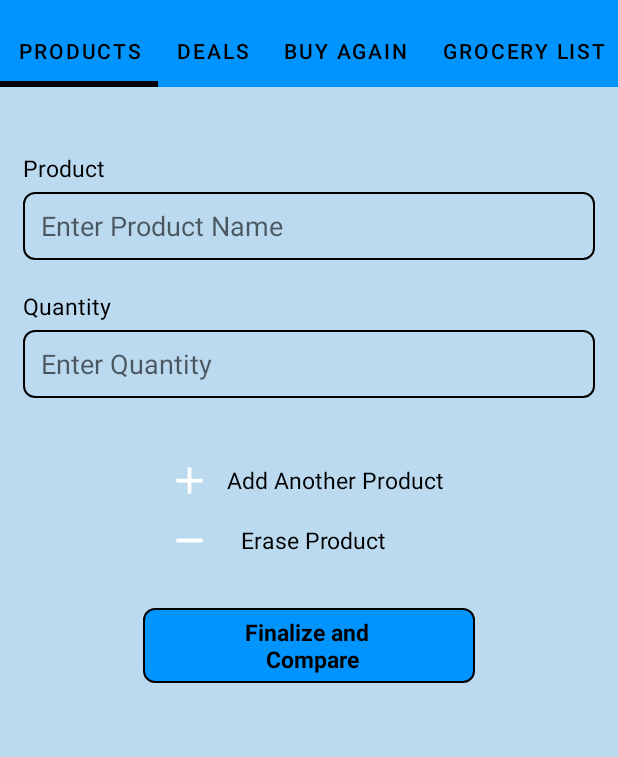
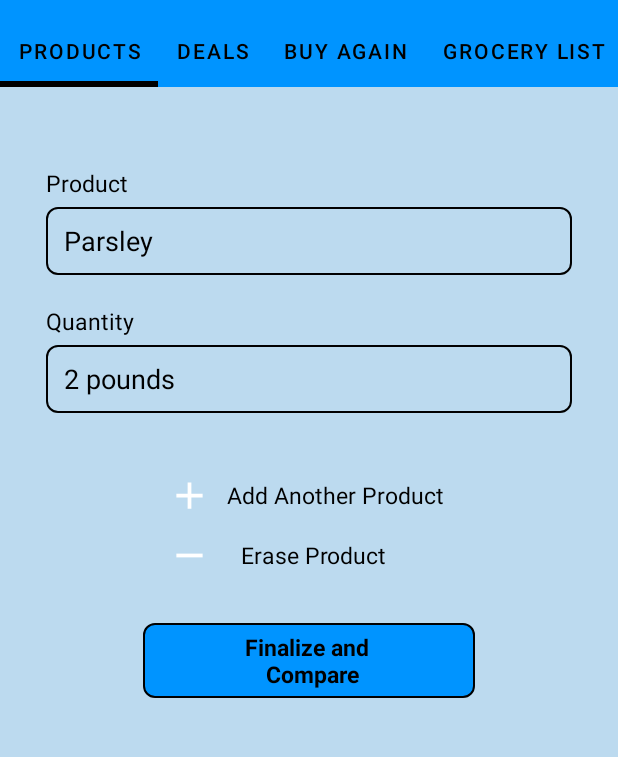
Before and after one commit to phayzeee/Smart_Shopper, an Android app: the GroceryListFragment screen opened through its navigation route, on a phone screen of 412 x 824 dp, the part 69-826 px from its top. Run offline under Robolectric (Android 15) with nearby library versions, the phone set to English and light mode, and no system bars; our stand-ins replace Room's generated code; libraries missing offline, so code that uses them is left out: www.sanju.motiontoast.

Commit message:
faizan commit

```diff
--- /dev/null
+++ b/app/src/main/java/com/smartshopper/smart_shopper/adapter/GroceryListAdapter.kt
@@ -0,0 +1,54 @@
+package com.smartshopper.smart_shopper.adapter
+
+import android.content.Context
+import android.view.LayoutInflater
+import android.view.View
+import android.view.ViewGroup
+import androidx.recyclerview.widget.RecyclerView
+import com.smartshopper.smart_shopper.R
+import com.smartshopper.smart_shopper.database.GroceryEntities
+import com.smartshopper.smart_shopper.database.ProductEntities
+import com.smartshopper.smart_shopper.databinding.RowGroceryListBinding
+import com.smartshopper.smart_shopper.model.GroceryDate
+import com.smartshopper.smart_shopper.model.GroceryList
+
+class GroceryListAdapter(val context: Context) :
+    RecyclerView.Adapter<GroceryListAdapter.ViewHolder>() {
+
+    var groceryItemList = ArrayList<GroceryEntities>()
+
+    fun updateData(list : ArrayList<GroceryEntities>){
+        groceryItemList.clear()
+        groceryItemList.addAll(list)
+        notifyDataSetChanged()
+    }
+
+    inner class ViewHolder(itemView: View) : RecyclerView.ViewHolder(itemView) {
+        val binding = RowGroceryListBinding.bind(itemView)
+    }
+
+    override fun onCreateViewHolder(parent: ViewGroup, viewType: Int): GroceryListAdapter.ViewHolder {
+        val v = LayoutInflater.from(parent.context)
+            .inflate(R.layout.row_grocery_list, parent, false)
+        return ViewHolder(v)
+    }
+
+    override fun onBindViewHolder(holder: GroceryListAdapter.ViewHolder, position: Int) {
+        var currentItem = groceryItemList[position]
+        with(holder){
+            binding.etProductName.setText(currentItem.productName)
+            if (currentItem.quantity.isNullOrEmpty()){
+                binding.etQuantity.setText("")
+            } else {
+                binding.etQuantity.setText(currentItem.quantity)
+            }
+
+        }
+    }
+
+    override fun getItemCount(): Int {
+        return groceryItemList.size
+    }
+
+
+}
--- a/app/src/main/java/com/smartshopper/smart_shopper/database/AppDatabase.kt
+++ b/app/src/main/java/com/smartshopper/smart_shopper/database/AppDatabase.kt
@@ -5,7 +5,7 @@ import androidx.room.RoomDatabase
 
 @Database(
     entities = [ProductEntities::class, DealsEntities::class, UserEntities::class, GroceryEntities::class],
-    version = 5
+    version = 7
 )
 abstract class AppDatabase : RoomDatabase() {
     abstract fun Dao(): Dao
--- a/app/src/main/java/com/smartshopper/smart_shopper/database/GroceryEntities.kt
+++ b/app/src/main/java/com/smartshopper/smart_shopper/database/GroceryEntities.kt
@@ -13,4 +13,5 @@ data class GroceryEntities(
     @ColumnInfo(name = "storeName") var storeName: String? = null,
     @ColumnInfo(name = "productName") var productName: String? = null,
     @ColumnInfo(name = "price") var price: String? = null,
+    @ColumnInfo(name = "quantity") var quantity: String? = null,
 ) : Parcelable
--- a/app/src/main/java/com/smartshopper/smart_shopper/database/ProductEntities.kt
+++ b/app/src/main/java/com/smartshopper/smart_shopper/database/ProductEntities.kt
@@ -13,4 +13,5 @@ data class ProductEntities(
     @ColumnInfo(name = "storeName") var storeName: String? = null,
     @ColumnInfo(name = "productName") var productName: String? = null,
     @ColumnInfo(name = "price") var price: String? = null,
+    @ColumnInfo(name = "quantity") var quantity: String? = null,
 ) : Parcelable
--- a/app/src/main/java/com/smartshopper/smart_shopper/model/GroceryDate.kt
+++ b/app/src/main/java/com/smartshopper/smart_shopper/model/GroceryDate.kt
@@ -3,3 +3,8 @@ package com.smartshopper.smart_shopper.model
 data class GroceryDate(
     var date: String?=null
 )
+
+data class GroceryList(
+    var product: String?= null,
+    var quantity: String? = null
+)
--- a/app/src/main/java/com/smartshopper/smart_shopper/ui/fragment/GroceryListFragment.kt
+++ b/app/src/main/java/com/smartshopper/smart_shopper/ui/fragment/GroceryListFragment.kt
@@ -8,9 +8,14 @@ import androidx.fragment.app.Fragment
 import androidx.navigation.fragment.findNavController
 import androidx.room.Room
 import com.smartshopper.smart_shopper.R
+import com.smartshopper.smart_shopper.adapter.GroceryListAdapter
+import com.smartshopper.smart_shopper.adapter.PreviousGroceryAdapter
 import com.smartshopper.smart_shopper.database.AppDatabase
+import com.smartshopper.smart_shopper.database.DealsEntities
+import com.smartshopper.smart_shopper.database.GroceryEntities
 import com.smartshopper.smart_shopper.database.ProductEntities
 import com.smartshopper.smart_shopper.databinding.FragmentGroceryListBinding
+import com.smartshopper.smart_shopper.model.GroceryList
 import com.smartshopper.smart_shopper.ui.activity.MainActivity
 import com.smartshopper.smart_shopper.utils.Constant
 import com.smartshopper.smart_shopper.utils.Utils
@@ -19,6 +24,7 @@ class GroceryListFragment : Fragment() {
 
     lateinit var binding: FragmentGroceryListBinding
     lateinit var db: AppDatabase
+    lateinit var groceryListAdapter: GroceryListAdapter
     var product = ArrayList<ProductEntities>()
     override fun onCreateView(
         inflater: LayoutInflater, container: ViewGroup?,
@@ -30,17 +36,14 @@ class GroceryListFragment : Fragment() {
 
     override fun onViewCreated(view: View, savedInstanceState: Bundle?) {
         super.onViewCreated(view, savedInstanceState)
+
         setupDb()
+        setupAdapter()
         initListener()
     }
 
     private fun initListener() = binding.run {
 
-        addGroceryBtn.isEnabled = true
-        addGroceryBtn.alpha = 1f
-
-//        etProductName.setText(db.Dao().getGrocery()[0].productName)
-//        etQuantity.setText(db.Dao().getGrocery()[0].price)
 
         addGroceryBtn.setOnClickListener {
             product.clear()
@@ -49,27 +52,18 @@ class GroceryListFragment : Fragment() {
                     ProductEntities(
                         storeName = data.storeName,
                         productName = data.productName,
-                        price = data.price
+                        price = data.price,
+                        quantity = data.quantity
                     )
                 )
             }
             db.Dao().insertProduct(product.toList())
             Utils.successToast(requireActivity(), "Added Successfully")
             findNavController().navigate(R.id.allProductFragment)
+            (activity as MainActivity).selectProductTab(4)
         }
 
         llAddAnotherProduct.setOnClickListener{
-//            product.clear()
-//            db.Dao().getGrocery().mapIndexed { index, data ->
-//                product.add(
-//                    ProductEntities(
-//                        storeName = data.storeName,
-//                        productName = data.productName,
-//                        price = data.price
-//                    )
-//                )
-//            }
-//            db.Dao().insertProduct(product.toList())
             findNavController().navigate(R.id.productFragment)
             (activity as MainActivity).selectProductTab(0)
 
@@ -77,10 +71,9 @@ class GroceryListFragment : Fragment() {
 
         llEraseProduct.setOnClickListener {
             product.clear()
-            etProductName.setText("")
-            etQuantity.setText("")
-            addGroceryBtn.isEnabled = false
-            addGroceryBtn.alpha = 0.1f
+//            etProductName.setText("")
+//            etQuantity.setText("")
+
         }
     }
 
@@ -91,4 +84,10 @@ class GroceryListFragment : Fragment() {
         ).fallbackToDestructiveMigration()
             .allowMainThreadQueries().build()
     }
+
+    private fun setupAdapter() {
+        groceryListAdapter = GroceryListAdapter(requireActivity())
+        groceryListAdapter.updateData(db.Dao().getGrocery() as ArrayList<GroceryEntities>)
+        binding.rvGroceryList.adapter = groceryListAdapter
+    }
 }
--- a/app/src/main/java/com/smartshopper/smart_shopper/ui/fragment/ProductFragment.kt
+++ b/app/src/main/java/com/smartshopper/smart_shopper/ui/fragment/ProductFragment.kt
@@ -15,6 +15,7 @@ import com.smartshopper.smart_shopper.database.GroceryEntities
 import com.smartshopper.smart_shopper.databinding.FragmentProductBinding
 import com.smartshopper.smart_shopper.model.Product
 import com.smartshopper.smart_shopper.model.Store
+import com.smartshopper.smart_shopper.ui.activity.MainActivity
 import com.smartshopper.smart_shopper.utils.Constant
 import com.smartshopper.smart_shopper.utils.Utils
 
@@ -55,9 +56,7 @@ class ProductFragment : Fragment() {
 
                 Utils.successToast(requireActivity(), "Added to Grocery List")
                 findNavController().navigate(com.smartshopper.smart_shopper.R.id.groceryListFragment)
-//                val tabLayout = findViewById(R.id.tabs) as TabLayout
-//                val tab = tabLayout.getTabAt(someIndex)
-//                tab!!.select()
+                (activity as MainActivity).selectProductTab(3)
             }
         }
     }
--- a/app/src/main/res/layout/fragment_buy_again.xml
+++ b/app/src/main/res/layout/fragment_buy_again.xml
@@ -49,7 +49,7 @@
             android:layout_width="wrap_content"
             android:layout_height="wrap_content"
             android:layout_marginTop="20dp"
-            android:text="Price"
+            android:text="Quantity"
             android:textColor="@color/black"
             android:textSize="15sp" />
 
@@ -59,7 +59,7 @@
             android:layout_height="45dp"
             android:layout_marginTop="5dp"
             android:background="@drawable/rouned_stroke"
-            android:hint="Enter Price"
+            android:hint="Enter Quantity"
             android:textColor="@color/black"
             android:enabled="false"
             android:paddingStart="12dp" />
--- a/app/src/main/res/layout/fragment_grocery_list.xml
+++ b/app/src/main/res/layout/fragment_grocery_list.xml
@@ -3,47 +3,23 @@
     xmlns:tools="http://schemas.android.com/tools"
     android:layout_width="match_parent"
     android:layout_height="match_parent"
+    xmlns:app="http://schemas.android.com/apk/res-auto"
     android:background="@color/light_bg_color"
     android:orientation="vertical"
     android:paddingHorizontal="15dp"
     android:paddingTop="23dp"
     tools:context=".ui.fragment.ProductFragment">
 
-    <TextView
-        android:layout_width="wrap_content"
+    <androidx.recyclerview.widget.RecyclerView
+        android:layout_width="match_parent"
         android:layout_height="wrap_content"
-        android:layout_marginTop="20dp"
-        android:text="Product"
-        android:textColor="@color/black"
-        android:textSize="15sp" />
+        android:id="@+id/rv_grocery_list"
+        app:layoutManager="androidx.recyclerview.widget.LinearLayoutManager"
+        tools:listitem="@layout/row_grocery_list"
+        tools:itemCount="2"
+        android:orientation="vertical"
+        />
 
-    <EditText
-        android:id="@+id/et_product_name"
-        android:layout_width="match_parent"
-        android:layout_height="45dp"
-        android:layout_marginTop="5dp"
-        android:background="@drawable/rouned_stroke"
-        android:hint="Enter Product Name"
-        android:inputType="textAutoComplete"
-        android:paddingStart="12dp" />
-
-    <TextView
-        android:layout_width="wrap_content"
-        android:layout_height="wrap_content"
-        android:layout_marginTop="20dp"
-        android:text="Quantity"
-        android:textColor="@color/black"
-        android:textSize="15sp" />
-
-    <EditText
-        android:id="@+id/et_quantity"
-        android:layout_width="match_parent"
-        android:layout_height="45dp"
-        android:layout_marginTop="5dp"
-        android:background="@drawable/rouned_stroke"
-        android:hint="Enter Quantity"
-        android:inputType="textAutoComplete"
-        android:paddingStart="12dp" />
 
     <LinearLayout
         android:layout_width="wrap_content"
--- /dev/null
+++ b/app/src/main/res/layout/row_grocery_list.xml
@@ -0,0 +1,50 @@
+<?xml version="1.0" encoding="utf-8"?>
+<LinearLayout xmlns:android="http://schemas.android.com/apk/res/android"
+    xmlns:tools="http://schemas.android.com/tools"
+    android:layout_width="match_parent"
+    android:layout_height="wrap_content"
+    android:background="@color/light_bg_color"
+    android:orientation="vertical"
+    android:paddingHorizontal="15dp"
+    android:paddingTop="10dp"
+    tools:context=".ui.fragment.ProductFragment">
+
+    <TextView
+        android:layout_width="wrap_content"
+        android:layout_height="wrap_content"
+        android:layout_marginTop="20dp"
+        android:text="Product"
+        android:textColor="@color/black"
+        android:textSize="15sp" />
+
+    <EditText
+        android:id="@+id/et_product_name"
+        android:layout_width="match_parent"
+        android:layout_height="45dp"
+        android:layout_marginTop="5dp"
+        android:background="@drawable/rouned_stroke"
+        android:hint="Enter Product Name"
+        android:textColor="@color/black"
+        android:inputType="textAutoComplete"
+        android:paddingStart="12dp" />
+
+    <TextView
+        android:layout_width="wrap_content"
+        android:layout_height="wrap_content"
+        android:layout_marginTop="20dp"
+        android:text="Quantity"
+        android:textColor="@color/black"
+        android:textSize="15sp" />
+
+    <EditText
+        android:id="@+id/et_quantity"
+        android:layout_width="match_parent"
+        android:layout_height="45dp"
+        android:layout_marginTop="5dp"
+        android:background="@drawable/rouned_stroke"
+        android:hint="Enter Quantity"
+        android:textColor="@color/black"
+        android:inputType="textAutoComplete"
+        android:paddingStart="12dp" />
+
+</LinearLayout>
```
Also changed, not shown: app/src/main/java/com/smartshopper/smart_shopper/ui/fragment/BuyAgainFragment.kt (+18 -12 lines).
